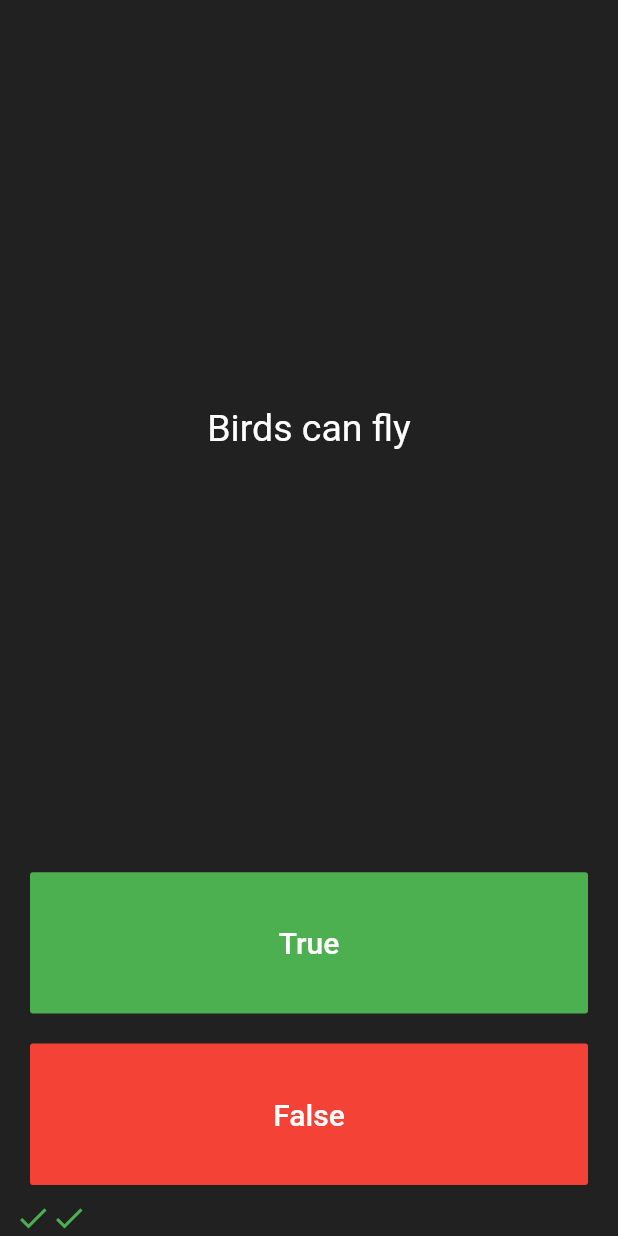
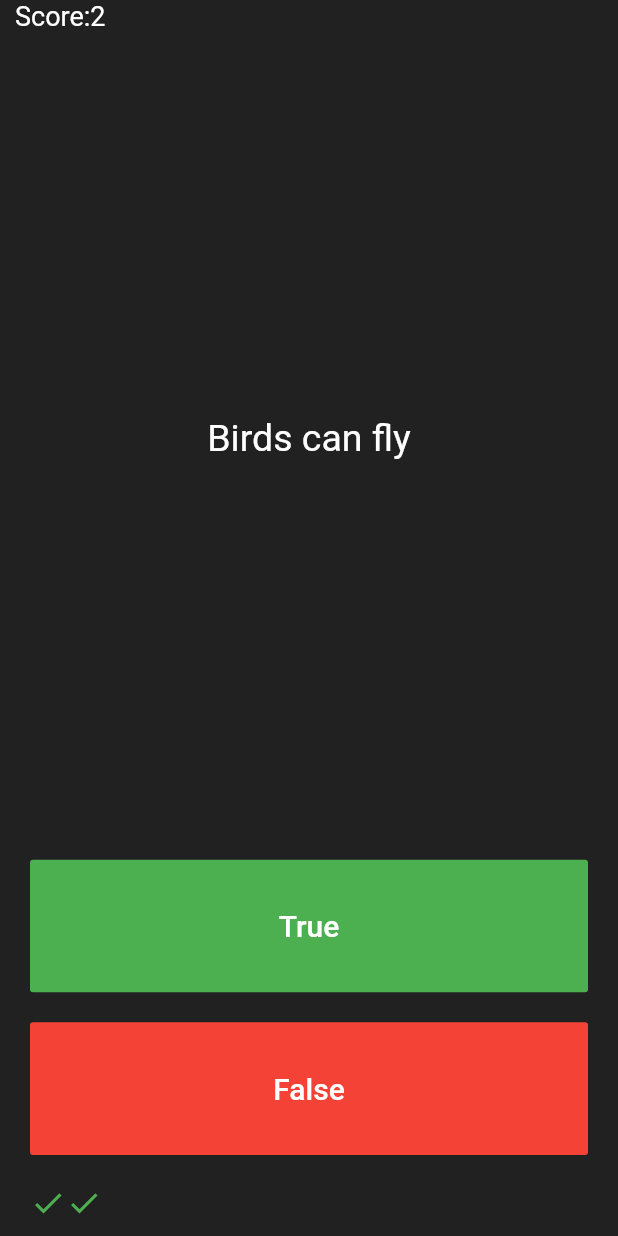
Before and after one commit to Nabinda/Quiz_App, a Flutter app: the screen it shows after launch, after a tap on "True", after a tap on "False", on a phone screen of 412 x 824 dp. Run offline on Flutter 3.47's test engine with Material 2 defaults, Android fonts, the phone set to English and light mode, and no system bars; our stand-ins replace rflutter_alert.

Commit message:
Quiz App Completed

```diff
--- a/lib/main.dart
+++ b/lib/main.dart
@@ -1,6 +1,6 @@
 import 'package:flutter/material.dart';
-import 'package:quiz_app/question.dart';
 import 'package:quiz_app/question_brain.dart';
+import 'package:rflutter_alert/rflutter_alert.dart';
 
 QuestionBrain questionBrain = new QuestionBrain();
 
@@ -31,21 +31,69 @@ class QuizPage extends StatefulWidget {
 }
 
 class _QuizPageState extends State<QuizPage> {
-  int questionNo = 0;
   List<Widget> scoreKeeper = [];
+  bool userAnswer;
+  int score = 0;
+  void answerCheck(bool userAnswer) {
+    setState(() {
+      if (questionBrain.isFinished()) {
+        Alert(
+            context: context,
+            title: "The Number of questions are finished",
+            desc: "You Have Scored $score Questions",
+            buttons: [
+              DialogButton(
+                  child: Text(
+                    "PLAY AGAIN",
+                    style: TextStyle(fontSize: 20, color: Colors.white),
+                  ),
+                  onPressed: () {
+                    Navigator.pop(context);
+                  })
+            ]).show();
+        score = 0;
+        questionBrain.reset();
+        scoreKeeper.clear();
+      } else {
+        if (questionBrain.getAnswerResult() == userAnswer) {
+          scoreKeeper.add(Icon(
+            Icons.check,
+            color: Colors.green,
+            size: 24,
+          ));
+          score++;
+        } else {
+          scoreKeeper.add(Icon(
+            Icons.close,
+            color: Colors.red,
+            size: 24,
+          ));
+        }
+        questionBrain.nextQuestion();
+      }
+    });
+  }
+
   @override
   Widget build(BuildContext context) {
     return Column(
       mainAxisAlignment: MainAxisAlignment.spaceBetween,
       crossAxisAlignment: CrossAxisAlignment.stretch,
       children: <Widget>[
+        Text(
+          "Score:$score",
+          style: TextStyle(
+            color: Colors.white,
+            fontSize: 18,
+          ),
+        ),
         Expanded(
           flex: 5,
           child: Padding(
             padding: EdgeInsets.all(10.0),
             child: Center(
               child: Text(
-                questionBrain.getQuestionText(questionNo),
+                questionBrain.getQuestionText(),
                 textAlign: TextAlign.center,
                 style: TextStyle(
                   fontSize: 25.0,
@@ -68,25 +116,7 @@ class _QuizPageState extends State<QuizPage> {
                 ),
               ),
               onPressed: () {
-                if (questionBrain.getAnswerResult(questionNo) == true) {
-                  questionNo++;
-                  setState(() {
-                    scoreKeeper.add(Icon(
-                      Icons.check,
-                      color: Colors.green,
-                      size: 24,
-                    ));
-                  });
-                } else {
-                  questionNo++;
-                  setState(() {
-                    scoreKeeper.add(Icon(
-                      Icons.close,
-                      color: Colors.red,
-                      size: 24,
-                    ));
-                  });
-                }
+                answerCheck(true);
               },
             ),
           ),
@@ -104,30 +134,16 @@ class _QuizPageState extends State<QuizPage> {
                 ),
               ),
               onPressed: () {
-                if (questionBrain.getAnswerResult(questionNo) == false) {
-                  questionNo++;
-                  setState(() {
-                    scoreKeeper.add(Icon(
-                      Icons.check,
-                      color: Colors.green,
-                      size: 24,
-                    ));
-                  });
-                } else {
-                  questionNo++;
-                  setState(() {
-                    scoreKeeper.add(Icon(
-                      Icons.close,
-                      color: Colors.red,
-                      size: 24,
-                    ));
-                  });
-                }
+                answerCheck(false);
               },
             ),
           ),
         ),
-        Row(children: scoreKeeper),
+        SingleChildScrollView(
+          scrollDirection: Axis.horizontal,
+          padding: EdgeInsets.all(10),
+          child: Row(children: scoreKeeper),
+        ),
       ],
     );
   }
--- a/lib/question_brain.dart
+++ b/lib/question_brain.dart
@@ -1,6 +1,7 @@
 import 'package:quiz_app/question.dart';
 
 class QuestionBrain {
+  int _questionNumber = 0;
   List<Question> _questions = [
     Question("Flutter is created by Google", true),
     Question("Mt. Everest is not the Highst Mountain in the World", false),
@@ -31,11 +32,29 @@ class QuestionBrain {
         'In West Virginia, USA, if you accidentally hit an animal with your car, you are free to take it home to eat.',
         true),
   ];
-  String getQuestionText(int questionNumber) {
-    return _questions[questionNumber].questionText;
+  String getQuestionText() {
+    return _questions[_questionNumber].questionText;
   }
 
-  bool getAnswerResult(int questionNumber) {
-    return _questions[questionNumber].answerResult;
+  bool getAnswerResult() {
+    return _questions[_questionNumber].answerResult;
+  }
+
+  void nextQuestion() {
+    if (_questionNumber < _questions.length - 1) {
+      _questionNumber++;
+    }
+  }
+
+  bool isFinished() {
+    if (_questionNumber < _questions.length - 1) {
+      return false;
+    } else {
+      return true;
+    }
+  }
+
+  void reset() {
+    _questionNumber = 0;
   }
 }
--- a/pubspec.yaml
+++ b/pubspec.yaml
@@ -23,6 +23,7 @@ dependencies:
   # The following adds the Cupertino Icons font to your application.
   # Use with the CupertinoIcons class for iOS style icons.
   cupertino_icons: ^0.1.2
+  rflutter_alert: ^1.0.3
 
 dev_dependencies:
   flutter_test:
```
Also changed, not shown: pubspec.lock.
